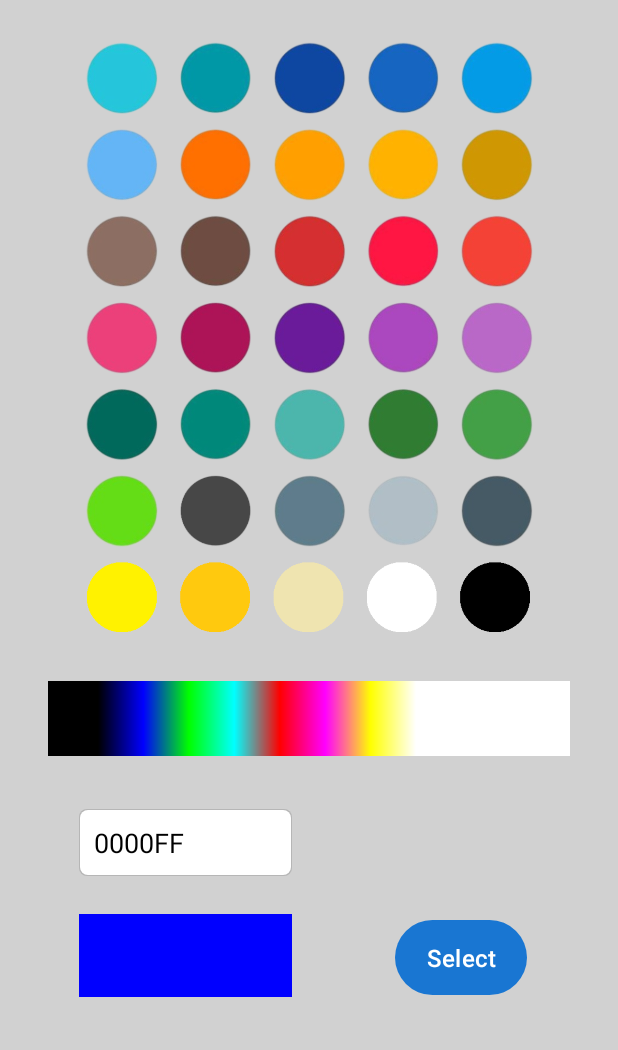
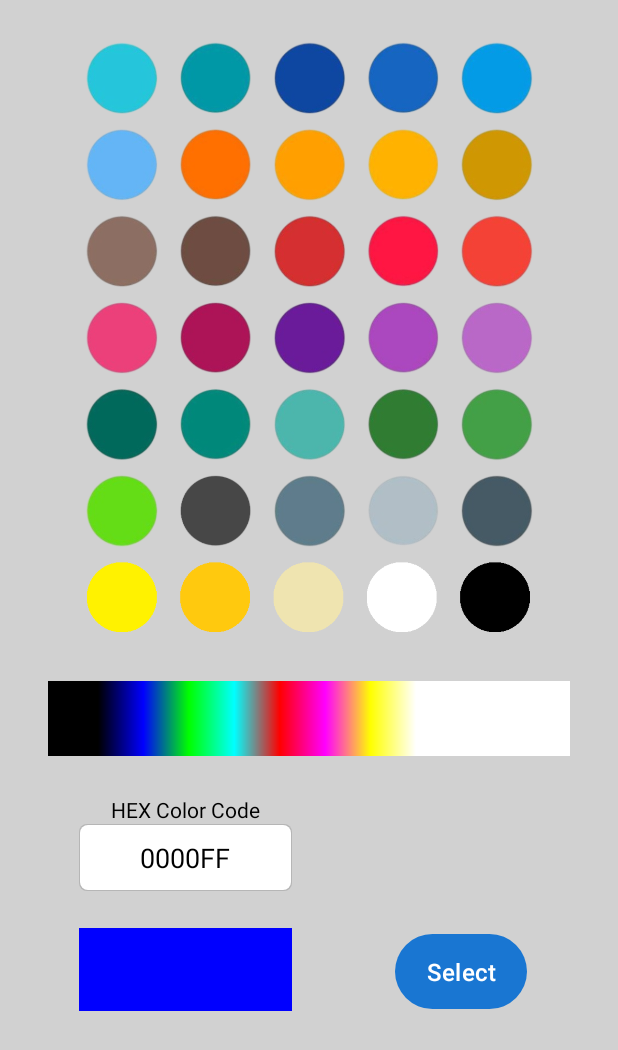
Before and after one commit to Xander93/K2-RFID, an Android app: the screen it shows after launch (MainActivity), after a tap on an icon or button, on a phone screen of 412 x 824 dp. Shown: the top 1050 px of the screen. Run offline under Robolectric (Android 15) with nearby library versions, the phone set to English and light mode, and no system bars; our stand-ins replace Room's generated code; 3 statements that could not run were skipped.

```diff
--- a/Android/SpoolID/app/src/main/res/layout/picker_dialog.xml
+++ b/Android/SpoolID/app/src/main/res/layout/picker_dialog.xml
@@ -84,7 +84,7 @@
         android:id="@+id/txtcolor"
         android:layout_width="142dp"
         android:layout_height="wrap_content"
-        android:layout_marginTop="24dp"
+        android:layout_marginTop="34dp"
         android:background="@drawable/edittext"
         android:digits="0123456789ABCDEF"
         android:ems="6"
@@ -96,11 +96,23 @@
         android:maxLength="6"
         android:padding="10dp"
         android:text=""
+        android:textAlignment="center"
         android:textColor="@color/text_color"
         app:layout_constraintEnd_toEndOf="@+id/dcolorview"
         app:layout_constraintHorizontal_bias="0.517"
         app:layout_constraintStart_toStartOf="@+id/dcolorview"
         app:layout_constraintTop_toBottomOf="@+id/seekbar_font" />
 
+    <TextView
+        android:layout_width="142dp"
+        android:layout_height="wrap_content"
+        android:text="@string/hex_color_code"
+        android:textAlignment="center"
+        android:textColor="@color/text_color"
+        android:textSize="14sp"
+        app:layout_constraintBottom_toTopOf="@+id/txtcolor"
+        app:layout_constraintEnd_toEndOf="@+id/txtcolor"
+        app:layout_constraintStart_toStartOf="@+id/txtcolor" />
+
 </androidx.constraintlayout.widget.ConstraintLayout>
 </ScrollView>
--- a/Android/SpoolID/app/src/main/res/values/strings.xml
+++ b/Android/SpoolID/app/src/main/res/values/strings.xml
@@ -1,6 +1,6 @@
 <resources>
-    <string name="app_name">Spool RFID</string>
-    <string name="this_device_does_not_support_mifare_classic_tags">This device does not support \"Mifare Classic\" tags\'</string>
+    <string name="app_name">Cfs RFID</string>
+    <string name="this_device_does_not_support_mifare_classic_tags">This device does not support \"Mifare Classic\" tags</string>
     <string name="please_activate_nfc">Please activate NFC</string>
     <string name="tag_found">"TAG Found: "</string>
     <string name="data_read_from_tag">Data read from TAG</string>
@@ -15,7 +15,7 @@
     <string name="write">Write</string>
     <string name="_00_00_00_00">00 00 00 00</string>
     <string name="close">Close</string>
-    <string name="picker">picker</string>
+    <string name="picker">Picker</string>
     <string name="invalid_tag_type">Invalid tag type</string>
     <string name="tag_id">Tag ID:</string>
     <string name="color">Color:</string>
@@ -69,4 +69,5 @@
     <string name="format">Format</string>
     <string name="current_version">Current Version: %d</string>
     <string name="printer_version">Printer Version: %d</string>
+    <string name="hex_color_code">HEX Color Code</string>
 </resources>
```
Also changed, not shown: Android/SpoolID/app/src/main/java/dngsoftware/spoolid/MainActivity.java (+10 -1 lines).
